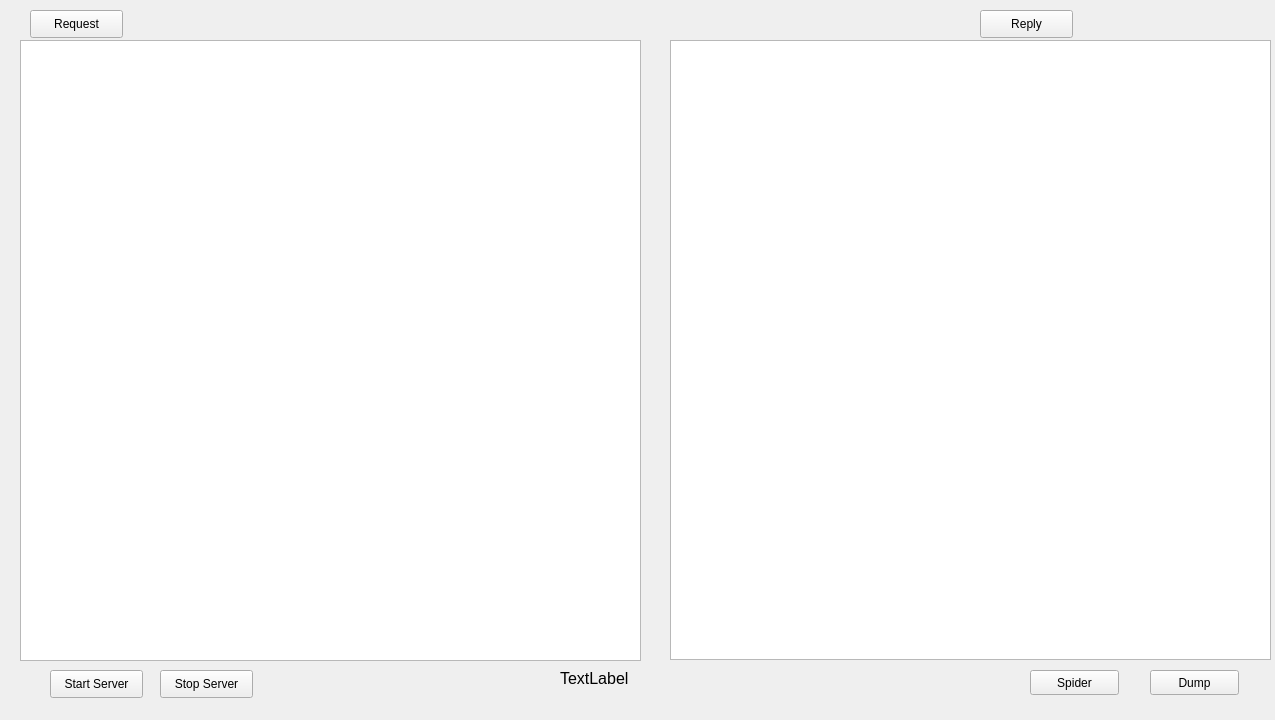
Above: Aracne/aracne.ui from robertonishino/Projeto_FInal_Proxy_Server before the change. Below: the same form after it.
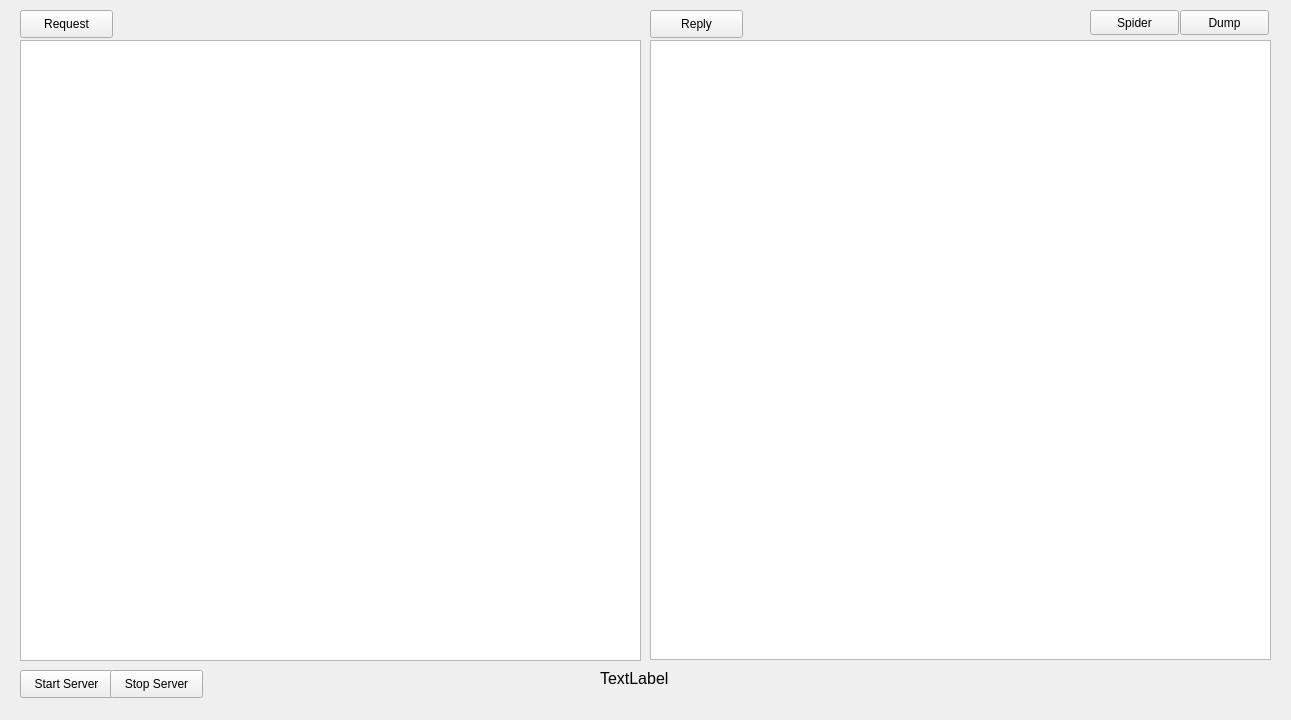
That is the form after the change.

Commit message: minor fixes para apresentação

The edit to the form file:
```diff
--- a/Aracne/aracne.ui
+++ b/Aracne/aracne.ui
@@ -6,7 +6,7 @@
    <rect>
     <x>0</x>
     <y>0</y>
-    <width>1275</width>
+    <width>1291</width>
     <height>720</height>
    </rect>
   </property>
@@ -17,8 +17,8 @@
    <widget class="QPushButton" name="spiderButton">
     <property name="geometry">
      <rect>
-      <x>1030</x>
-      <y>670</y>
+      <x>1090</x>
+      <y>10</y>
       <width>89</width>
       <height>25</height>
      </rect>
@@ -30,8 +30,8 @@
    <widget class="QPushButton" name="dumpButton">
     <property name="geometry">
      <rect>
-      <x>1150</x>
-      <y>670</y>
+      <x>1180</x>
+      <y>10</y>
       <width>89</width>
       <height>25</height>
      </rect>
@@ -71,9 +71,9 @@
    <widget class="QListWidget" name="repliesWidget">
     <property name="geometry">
      <rect>
-      <x>670</x>
+      <x>650</x>
       <y>40</y>
-      <width>601</width>
+      <width>621</width>
       <height>620</height>
      </rect>
     </property>
@@ -87,7 +87,7 @@
    <widget class="QPushButton" name="requestButton">
     <property name="geometry">
      <rect>
-      <x>30</x>
+      <x>20</x>
       <y>10</y>
       <width>93</width>
       <height>28</height>
@@ -100,7 +100,7 @@
    <widget class="QPushButton" name="replyButton">
     <property name="geometry">
      <rect>
-      <x>980</x>
+      <x>650</x>
       <y>10</y>
       <width>93</width>
       <height>28</height>
@@ -113,7 +113,7 @@
    <widget class="QPushButton" name="startServerButton">
     <property name="geometry">
      <rect>
-      <x>50</x>
+      <x>20</x>
       <y>670</y>
       <width>93</width>
       <height>28</height>
@@ -126,7 +126,7 @@
    <widget class="QPushButton" name="stopServerButton">
     <property name="geometry">
      <rect>
-      <x>160</x>
+      <x>110</x>
       <y>670</y>
       <width>93</width>
       <height>28</height>
@@ -139,7 +139,7 @@
    <widget class="QLabel" name="serverLabel">
     <property name="geometry">
      <rect>
-      <x>560</x>
+      <x>600</x>
       <y>670</y>
       <width>101</width>
       <height>16</height>
```
Left out of the diff: 4 changed lines with no effect on the pictures.
